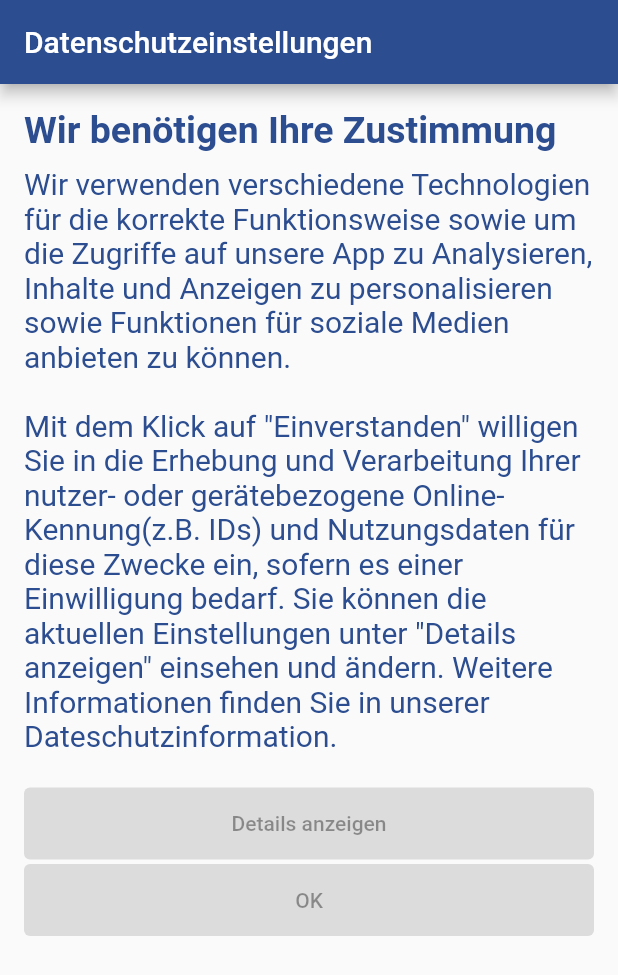
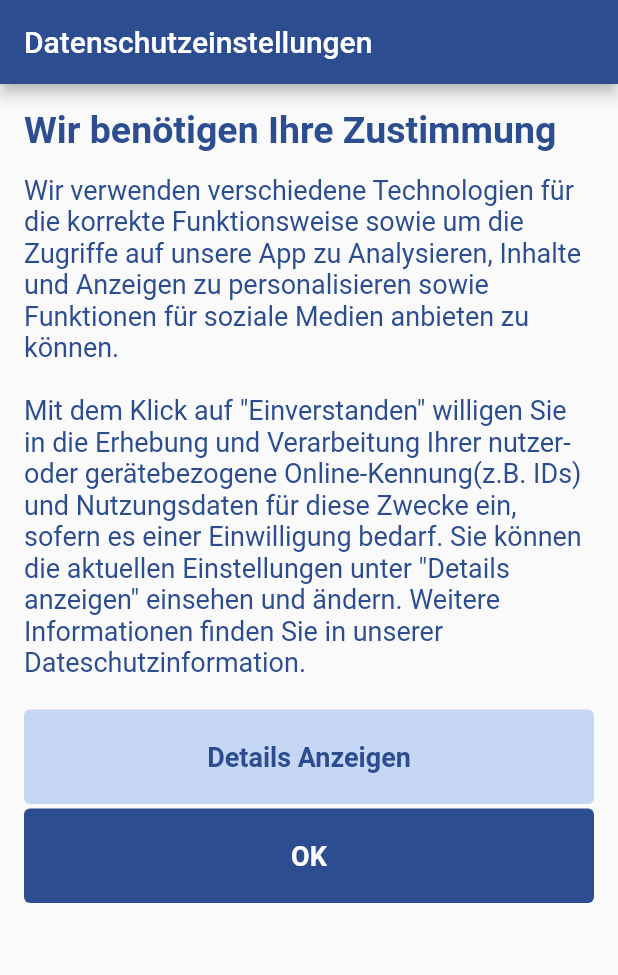
Before and after one commit to Skudlick/analyse_uebung_nachbau, a Flutter app: the screen it shows after launch, on a phone screen of 412 x 824 dp. Shown: the top 975 px of the screen. Run offline on Flutter 3.47's test engine with Material 2 defaults, Android fonts, the phone set to English and light mode, and no system bars.

Commit message:
reafactor font size and weight

```diff
--- a/lib/screens/datenschutzeinstellungen.dart
+++ b/lib/screens/datenschutzeinstellungen.dart
@@ -21,32 +21,48 @@ class Datenschutzeinstellungen extends StatelessWidget {
                     color: Color.fromARGB(255, 44, 78, 144)),
               ),
               SizedBox(
-                height: 10,
+                height: 15,
               ),
               Text(
                 "Wir verwenden verschiedene Technologien für die korrekte Funktionsweise sowie um die Zugriffe auf unsere App zu Analysieren, Inhalte und Anzeigen zu personalisieren sowie Funktionen für soziale Medien anbieten zu können.\n",
                 style: TextStyle(
-                    fontSize: 20, color: Color.fromARGB(255, 44, 78, 144)),
+                    fontSize: 18, color: Color.fromARGB(255, 44, 78, 144)),
               ),
               Text(
                 "Mit dem Klick auf \"Einverstanden\" willigen Sie in die Erhebung und Verarbeitung Ihrer nutzer- oder gerätebezogene Online-Kennung(z.B. IDs) und Nutzungsdaten für diese Zwecke ein, sofern es einer Einwilligung bedarf. Sie können die aktuellen Einstellungen unter \"Details anzeigen\" einsehen und ändern. Weitere Informationen finden Sie in unserer Dateschutzinformation.\n",
                 style: TextStyle(
-                    fontSize: 20, color: Color.fromARGB(255, 44, 78, 144)),
+                    fontSize: 18, color: Color.fromARGB(255, 44, 78, 144)),
               ),
               ElevatedButton(
+                style: ButtonStyle(
+                  backgroundColor: MaterialStateProperty.all<Color>(Color.fromARGB(
+                      255, 198, 215, 245)),
+                ),
                 child: Center(
                   child: Text(
-                    "Details anzeigen",
+                    "Details Anzeigen",
+                    style: TextStyle(
+                      fontWeight: FontWeight.bold,
+                      fontSize: 18,
+                      color: Color.fromARGB(255, 44, 78, 144),
+                    ),
                   ),
                   heightFactor: 3,
                 ),
               ),
               SizedBox(height: 3),
               ElevatedButton(
-                style: ButtonStyle(),
+                style: ButtonStyle(
+                  backgroundColor: MaterialStateProperty.all<Color>(Color.fromARGB(255, 44, 78, 144)),
+                ),
                 child: Center(
                   child: Text(
                     "OK",
+                    style: TextStyle(
+                      fontWeight: FontWeight.bold,
+                      fontSize: 18,
+                      color: Colors.white,
+                    ),
                   ),
                   heightFactor: 3,
                 ),
```
